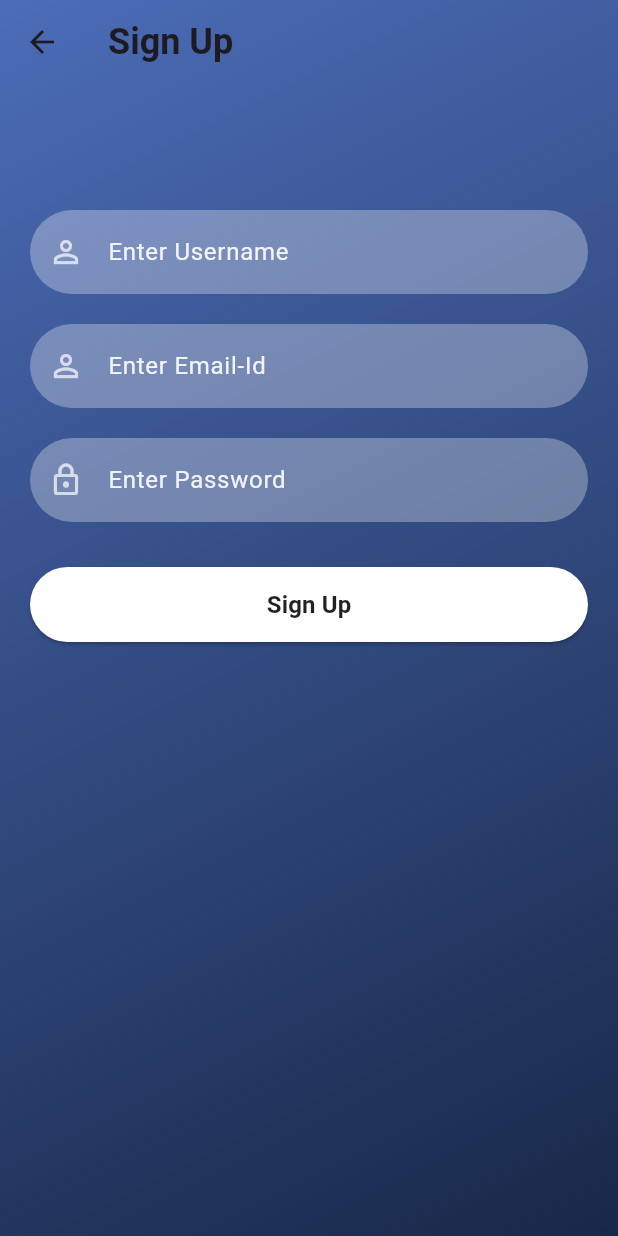
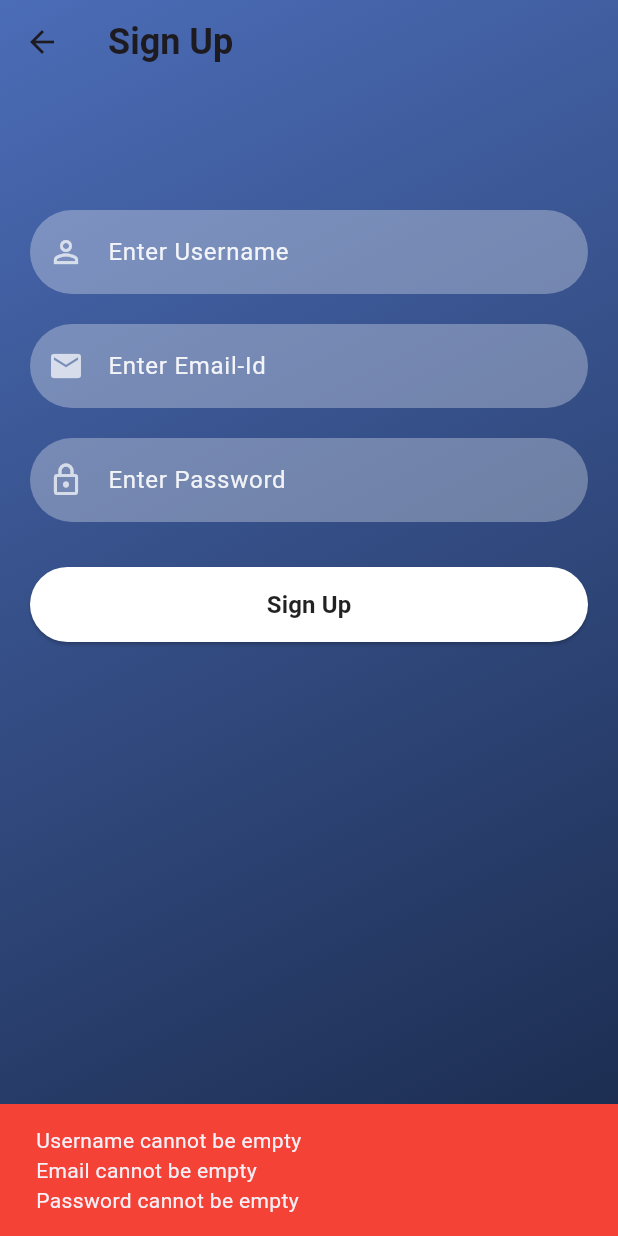
Before and after one commit to IshaK03/LY-Proj, a Flutter app: the SignUp screen opened directly, after a tap on "Sign Up", on a phone screen of 412 x 824 dp. Run offline on Flutter 3.47's test engine with Material 3 defaults, Android fonts, the light colour scheme and no system bars; our stand-ins replace firebase_auth, firebase_core; accounts and stored records are empty.

Commit message:
Added input validation for signUp and login

```diff
--- a/frontend/lib/main.dart
+++ b/frontend/lib/main.dart
@@ -36,7 +36,7 @@ class MyApp extends StatelessWidget {
         colorScheme: ColorScheme.fromSeed(seedColor: Colors.deepPurple),
         useMaterial3: true,
       ),
-      home: SignIn(),
+      home: const SignIn(),
     );
   }
 }
--- a/frontend/lib/pages/home.dart
+++ b/frontend/lib/pages/home.dart
@@ -15,16 +15,15 @@ class _HomeScreenState extends State<HomeScreen> {
     return Scaffold(
       body: Center(
         child: ElevatedButton(
-          child: Text("Logout"),
+          child: const Text("Logout"),
           onPressed: () {
             FirebaseAuth.instance.signOut().then((value) {
               print("%%%%%%%%%%%%%%%%%%%%%%----SIGNED OUT");
               Navigator.push(
-                  context, MaterialPageRoute(builder: (context) => SignIn()));
+                  context, MaterialPageRoute(builder: (context) => const SignIn()));
             }).onError((error, stackTrace) {
               print("Error ${error.toString()}");
             });
-            ;
             // FirebaseAuth.instance.signOut().then((value) {
             //   print("Signed Out");
             //   Navigator.push(context,
--- a/frontend/lib/pages/signUp.dart
+++ b/frontend/lib/pages/signUp.dart
@@ -1,19 +1,44 @@
+// signUp.dart
+
+import 'package:flutter/material.dart';
 import 'package:firebase_auth/firebase_auth.dart';
-import 'package:flutter/material.dart';
 import 'package:frontend/pages/home.dart';
 import 'package:frontend/reusable_widgets/reusable_widgets.dart';
+import 'package:frontend/utils/validation_utils.dart';
 
 class SignUp extends StatefulWidget {
-  const SignUp({Key? key}) : super(key: key);
+  const SignUp({super.key});
 
   @override
   _SignUpState createState() => _SignUpState();
 }
 
 class _SignUpState extends State<SignUp> {
-  TextEditingController _passwordTextController = TextEditingController();
-  TextEditingController _emailTextController = TextEditingController();
-  TextEditingController _userNameTextController = TextEditingController();
+  final TextEditingController _passwordTextController = TextEditingController();
+  final TextEditingController _emailTextController = TextEditingController();
+  final TextEditingController _userNameTextController = TextEditingController();
+
+  String? _usernameError;
+  String? _emailError;
+  String? _passwordError;
+
+  void validateFields() {
+    setState(() {
+      _usernameError = validateUsername(_userNameTextController.text);
+      _emailError = validateEmail(_emailTextController.text);
+      _passwordError = validatePassword(_passwordTextController.text);
+
+      if (_usernameError != null || _emailError != null || _passwordError != null) {
+        String errorMessage = '';
+        if (_usernameError != null) errorMessage += _usernameError!;
+        if (_emailError != null) errorMessage += '\n${_emailError!}';
+        if (_passwordError != null) errorMessage += '\n${_passwordError!}';
+
+        showValidationError(context, errorMessage);
+      }
+    });
+  }
+
   @override
   Widget build(BuildContext context) {
     return Scaffold(
@@ -35,43 +60,39 @@ class _SignUpState extends State<SignUp> {
             stops: [0, 1],
             begin: Alignment.topLeft,
             end: Alignment.bottomRight,
-        )),
+          ),
+        ),
         child: SingleChildScrollView(
           child: Padding(
-            padding: EdgeInsets.fromLTRB(20, 120, 20, 0),
+            padding: const EdgeInsets.fromLTRB(20, 120, 20, 0),
             child: Column(
-              children: <Widget>[
-                const SizedBox(
-                  height: 20,
-                ),
-                reusableTextField("Enter Username", Icons.person_outline, false,
-                    _userNameTextController),
-                const SizedBox(
-                  height: 20,
-                ),
-                reusableTextField("Enter Email-Id", Icons.person_outline, false,
-                    _emailTextController),
-                const SizedBox(
-                  height: 20,
-                ),
-                reusableTextField("Enter Password", Icons.lock_outlined, true,
-                    _passwordTextController),
-                const SizedBox(
-                  height: 20,
-                ),
-                signInSignUpButton(context, false, (){
-                  //add validation later
-                  FirebaseAuth.instance.createUserWithEmailAndPassword(email: _emailTextController.text, password: _passwordTextController.text).then((value){
+              children: [
+                const SizedBox(height: 20),
+                reusableTextField("Enter Username", Icons.person_outline, false, _userNameTextController, validateUsername),
+                const SizedBox(height: 20),
+                reusableTextField("Enter Email-Id", Icons.email, false, _emailTextController, validateEmail),
+                const SizedBox(height: 20),
+                reusableTextField("Enter Password", Icons.lock_outlined, true, _passwordTextController, validatePassword),
+                const SizedBox(height: 20),
+                signInSignUpButton(context, false, () {
+                  validateFields();
+                  if (_usernameError == null && _emailError == null && _passwordError == null) {
+                    FirebaseAuth.instance.createUserWithEmailAndPassword(
+                      email: _emailTextController.text,
+                      password: _passwordTextController.text,
+                    ).then((value) {
                       print("----------------------------->>>>>>>> Account Created Successfully");
-                    Navigator.push(context, MaterialPageRoute(builder: (context) => HomeScreen()));
-                  }).onError((error, stackTrace){
+                      Navigator.push(context, MaterialPageRoute(builder: (context) => const HomeScreen()));
+                    }).onError((error, stackTrace) {
                       print("Error ${error.toString()}");
                     });
-                })
-
+                  }
+                }),
               ],
             ),
-          ))),
+          ),
+        ),
+      ),
     );
   }
 }
--- a/frontend/lib/reusable_widgets/reusable_widgets.dart
+++ b/frontend/lib/reusable_widgets/reusable_widgets.dart
@@ -11,7 +11,7 @@ Image logoWidget(String imagePath) {
 }
 
 TextField reusableTextField(String text, IconData icon, bool isPasswordType,
-    TextEditingController controller) {
+    TextEditingController controller, String? Function(String?)? validator) {
   return TextField(
     controller: controller,
     obscureText: isPasswordType,
@@ -20,10 +20,7 @@ TextField reusableTextField(String text, IconData icon, bool isPasswordType,
     cursorColor: Colors.white,
     style: TextStyle(color: Colors.white.withOpacity(0.9)),
     decoration: InputDecoration(
-      prefixIcon: Icon(
-        icon,
-        color: Colors.white70,
-      ),
+      prefixIcon: Icon(icon, color: Colors.white70),
       labelText: text,
       labelStyle: TextStyle(color: Colors.white.withOpacity(0.9)),
       filled: true,
@@ -32,6 +29,7 @@ TextField reusableTextField(String text, IconData icon, bool isPasswordType,
       border: OutlineInputBorder(
           borderRadius: BorderRadius.circular(30.0),
           borderSide: const BorderSide(width: 0, style: BorderStyle.none)),
+      // errorText: validator?.call(controller.text),
     ),
     keyboardType: isPasswordType
         ? TextInputType.visiblePassword
@@ -44,18 +42,12 @@ Container signInSignUpButton(BuildContext context, bool isLogin, Function onTap)
   return Container(
     width: MediaQuery.of(context).size.width,
     height: 50,
-    margin: EdgeInsets.fromLTRB(0, 10, 0, 20),
+    margin: const EdgeInsets.fromLTRB(0, 10, 0, 20),
     decoration: BoxDecoration(borderRadius: BorderRadius.circular(90)),
     child: ElevatedButton(
       onPressed: (){
         onTap();
       },
-      child: Text(
-        isLogin ? 'Login' : 'Sign Up',
-        style: TextStyle(
-          color: Colors.black87, fontWeight: FontWeight.bold, fontSize: 16
-        ),
-      ),
       style: ButtonStyle(
         backgroundColor: WidgetStateProperty.resolveWith((states){
           if(states.contains(WidgetState.pressed)){
@@ -66,6 +58,12 @@ Container signInSignUpButton(BuildContext context, bool isLogin, Function onTap)
         shape: WidgetStateProperty.all<RoundedRectangleBorder>(
           RoundedRectangleBorder(borderRadius: BorderRadius.circular(30))
         )
+      ),
+      child: Text(
+        isLogin ? 'Login' : 'Sign Up',
+        style: TextStyle(
+          color: Colors.black87, fontWeight: FontWeight.bold, fontSize: 16
+        ),
       )
       )
   );
--- /dev/null
+++ b/frontend/lib/utils/validation_utils.dart
@@ -0,0 +1,35 @@
+import 'package:flutter/material.dart';
+
+String? validateUsername(String? username) {
+  if (username == null || username.isEmpty) return 'Username cannot be empty';
+  if (!RegExp(r'^[a-zA-Z0-9]{3,}$').hasMatch(username)) {
+    return '> Username must be at least 3 characters long and contain only letters and numbers';
+  }
+  return null;
+}
+
+String? validatePassword(String? password) {
+  if (password == null || password.isEmpty) return 'Password cannot be empty';
+  if (!RegExp(r'^(?=.*[A-Z])(?=.*[a-z])(?=.*\d)[A-Za-z\d@$!%*#?&]{8,}$').hasMatch(password)) {
+    return '> Password must be at least 8 characters long and contain uppercase, lowercase letter, and a number';
+  }
+  return null;
+}
+
+String? validateEmail(String? email) {
+  if (email == null || email.isEmpty) return 'Email cannot be empty';
+  if (!RegExp(r'^[\w\.-]+@([\.a-zA-Z0-9]+)+$').hasMatch(email)) {
+    return '> Invalid email address';
+  }
+  return null;
+}
+
+void showValidationError(BuildContext context, String message) {
+  ScaffoldMessenger.of(context).showSnackBar(
+    SnackBar(
+      content: Text(message),
+      backgroundColor: Colors.red,
+      duration: Duration(seconds: 5),
+    ),
+  );
+}
--- a/frontend/pubspec.yaml
+++ b/frontend/pubspec.yaml
@@ -37,6 +37,7 @@ dependencies:
   cupertino_icons: ^1.0.8
   firebase_core: ^3.6.0
   firebase_auth: ^5.3.1
+  fluttertoast: ^8.2.8
 
 dev_dependencies:
   flutter_test:
```
Also changed, not shown: frontend/lib/pages/signIn.dart (+42 -29 lines), frontend/pubspec.lock. Lines whose indentation alone changed are shown as unchanged.
